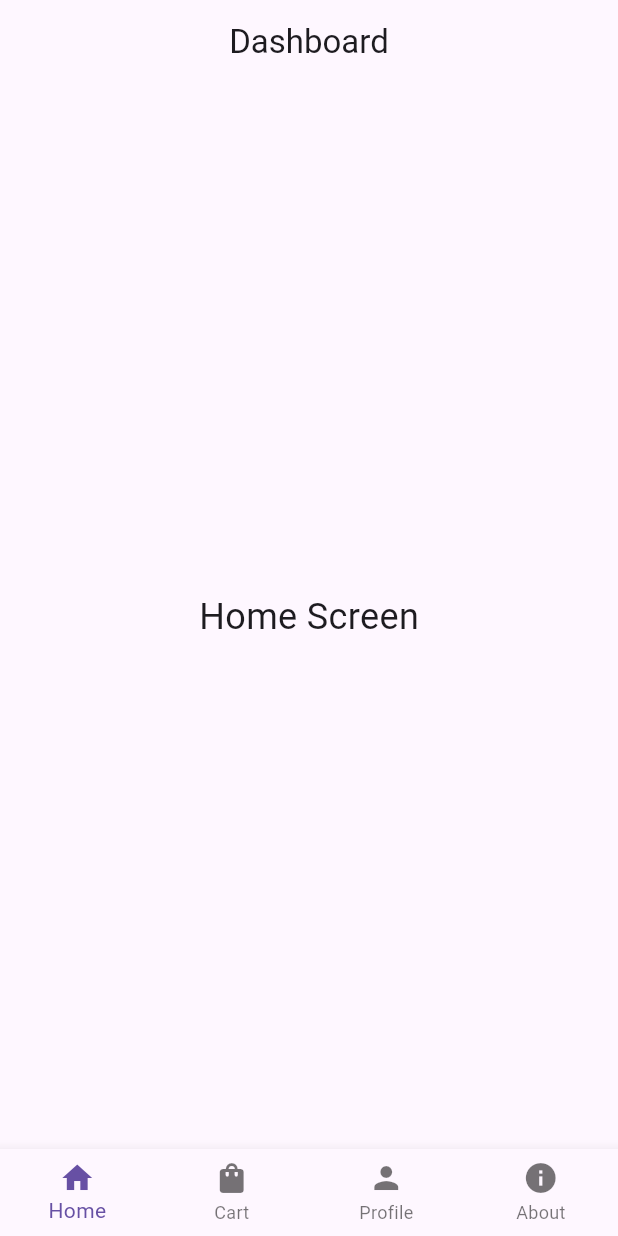
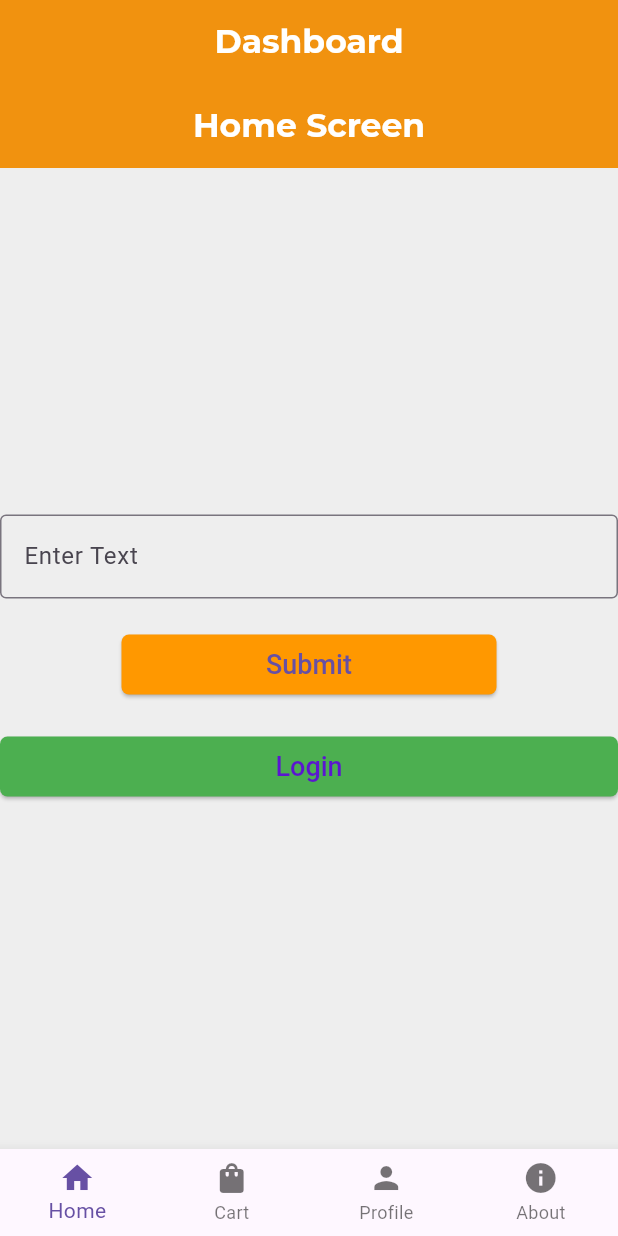
Before and after one commit to bibhakta21/first_flutter_project, a Flutter app: the screen it shows after launch, on a phone screen of 412 x 824 dp. Run offline on Flutter 3.47's test engine with Material 3 defaults, Android fonts, the phone set to English and light mode, and no system bars; Roboto replaces fonts that are missing (Montserrat Bold Italic, OpenSans Regular).

Commit message:
added fonts and theme

```diff
--- a/lib/app.dart
+++ b/lib/app.dart
@@ -1,3 +1,4 @@
+import 'package:first_flutter_project/core/app_theme/app_theme.dart';
 import 'package:first_flutter_project/view/buttom_navigation_view.dart';
 import 'package:flutter/material.dart';
 
@@ -8,7 +9,7 @@ class MyApp extends StatelessWidget {
   Widget build(BuildContext context) {
     return MaterialApp(
       title: 'Flutter Dashboard',
-      theme: ThemeData(primarySwatch: Colors.blue),
+      theme: getApplicationTheme(),
       home: const BottomNavigationView(),
     );
   }
--- /dev/null
+++ b/lib/core/app_theme/app_theme.dart
@@ -0,0 +1,37 @@
+import 'package:flutter/material.dart';
+
+ThemeData getApplicationTheme() {
+  return ThemeData(
+    primarySwatch: Colors.orange,
+    scaffoldBackgroundColor: Colors.grey.shade200,
+    fontFamily: 'Montserrat Bold Italic',
+    elevatedButtonTheme: ElevatedButtonThemeData(
+      style: ElevatedButton.styleFrom(
+        textStyle: const TextStyle(
+          fontSize: 18,
+          color: Colors.white,
+          fontWeight: FontWeight.w500,
+          fontFamily: 'OpenSans Regular',
+        ),
+        backgroundColor: Colors.orange,
+        shape: RoundedRectangleBorder(
+          borderRadius: BorderRadius.circular(5),
+        ),
+      ),
+    ),
+    appBarTheme: const AppBarTheme(
+      color: Colors.orange,
+      elevation: 4,
+      titleTextStyle: TextStyle(
+        fontSize: 22,
+        fontWeight: FontWeight.w600,
+        fontFamily: 'Montserrat Bold',
+        color: Colors.white,
+      ),
+      iconTheme: IconThemeData(
+        color: Colors.white,
+      ),
+      centerTitle: true,
+    ),
+  );
+}
--- a/lib/view/Bottom_Screen/about_view.dart
+++ b/lib/view/Bottom_Screen/about_view.dart
@@ -8,7 +8,7 @@ class AboutView extends StatelessWidget {
     return const Center(
       child: Text(
         'About Screen',
-        style: TextStyle(fontSize: 24),
+        style: TextStyle(fontSize: 24,fontFamily: 'Montserrat Italic'),
       ),
     );
   }
--- a/lib/view/Bottom_Screen/home_cart.dart
+++ b/lib/view/Bottom_Screen/home_cart.dart
@@ -5,10 +5,56 @@ class HomeScreen extends StatelessWidget {
 
   @override
   Widget build(BuildContext context) {
-    return const Center(
-      child: Text(
-        'Home Screen',
-        style: TextStyle(fontSize: 24),
+    return Scaffold(
+      appBar: AppBar(
+        title: const Text('Home Screen'),
+      ),
+      body: Center(
+        child: Column(
+          mainAxisAlignment: MainAxisAlignment.center,
+          children: [
+            // TextFormField
+            TextFormField(
+              decoration: const InputDecoration(
+                labelText: 'Enter Text',
+                border: OutlineInputBorder(),
+              ),
+            ),
+            const SizedBox(height: 20),
+
+
+
+            SizedBox(
+              width: 250,
+              child: ElevatedButton(
+                onPressed: () {
+
+                  print('Button Pressed');
+                },
+                child: const Text('Submit'),
+              ),
+            ),
+            const SizedBox(height: 20),
+
+
+            SizedBox(
+              width: double.infinity,
+              child: ElevatedButton(
+                style: ElevatedButton.styleFrom(backgroundColor: Colors.green),
+                onPressed: () {
+
+                  print('Button Pressed');
+                },
+                child: const Text(
+                  'Login',
+                  style: TextStyle(
+                    color: Color(0xFF5B16D0)
+                  ),
+                ),
+              ),
+            ),
+          ],
+        ),
       ),
     );
   }
--- a/lib/view/buttom_navigation_view.dart
+++ b/lib/view/buttom_navigation_view.dart
@@ -35,7 +35,7 @@ class _BottomNavigationViewState extends State<BottomNavigationView> {
         title: const Text("Dashboard"),
         centerTitle: true,
       ),
-      body: _screens[_selectedIndex], // Display selected screen
+      body: _screens[_selectedIndex],
       bottomNavigationBar: BottomNavigationBar(
         type: BottomNavigationBarType.fixed,
         currentIndex: _selectedIndex,
--- a/lib/view/simple_interest.dart
+++ b/lib/view/simple_interest.dart
@@ -80,7 +80,8 @@ class _SimpleInterestViewState extends State<SimpleInterestView> {
                 width: double.infinity,
                 child: ElevatedButton(
                   onPressed: _calculateSI,
-                  child: const Text('Calculate Simple Interest'),
+                  child: const Text('Calculate Simple Interest'
+                  ),
                 ),
               ),
             ],
```
Also changed, not shown: lib/core/common/my_card.dart (added, +33 -0 lines), lib/core/common/mysnackbar.dart (added, +16 -0 lines), lib/view/login_view.dart (added, +10 -0 lines), pubspec.yaml (+16 -12 lines), assets/fonts/Montserrat-Bold.ttf (added), assets/fonts/Montserrat-Italic.ttf (added), assets/fonts/Montserrat-Regular.ttf (added).
